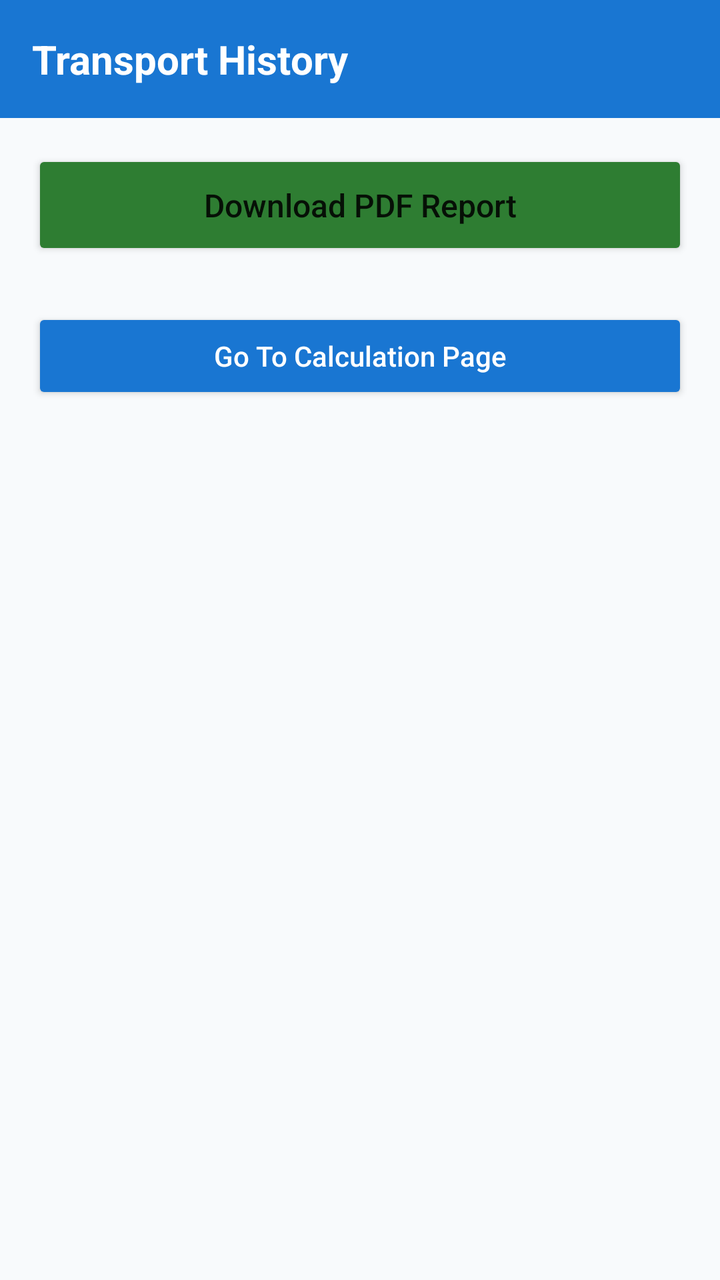
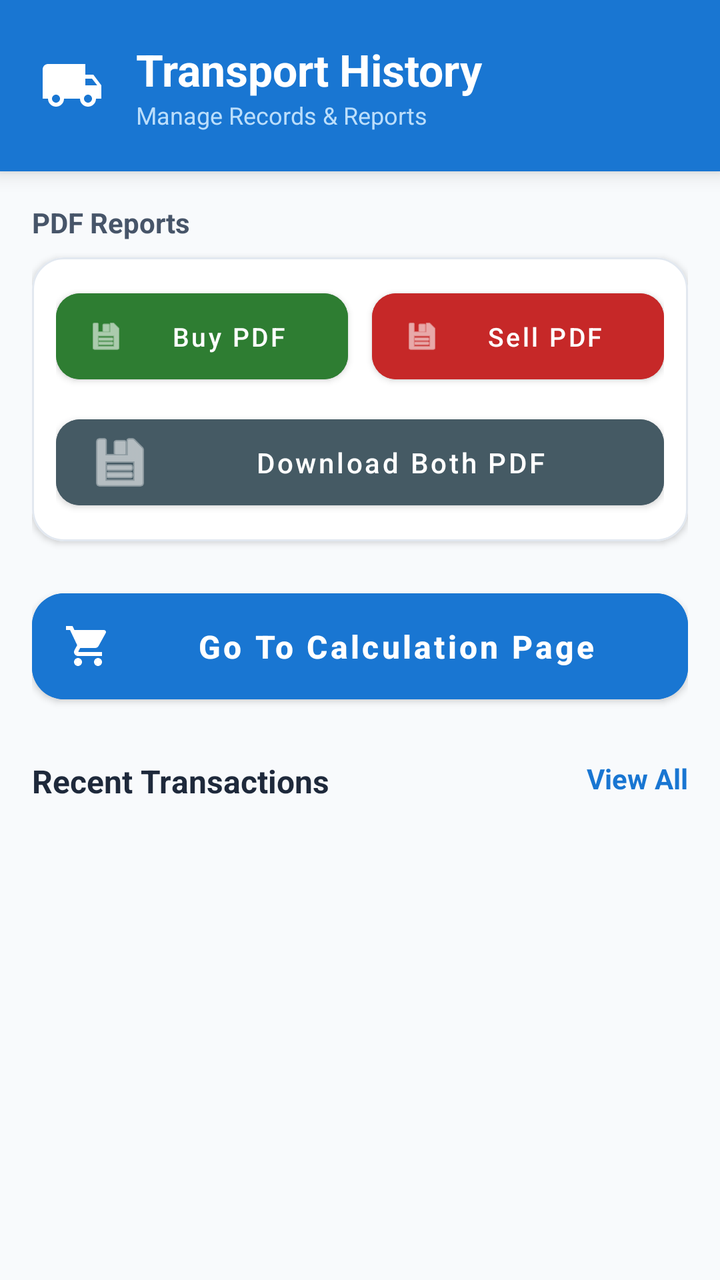

The first picture is an Android layout as it rendered before a commit; the second is the same layout after the commit. The layout source and the unified diff follow.
<!-- AndroidManifest.xml: application theme Theme.Transport1 -->
<!-- res/layout/activity_view_data.xml -->
<?xml version="1.0" encoding="utf-8"?>
<LinearLayout xmlns:android="http://schemas.android.com/apk/res/android"
    xmlns:app="http://schemas.android.com/apk/res-auto"
    android:layout_width="match_parent"
    android:layout_height="match_parent"
    android:background="#F8FAFC"
    android:orientation="vertical">

    
    <RelativeLayout
        android:layout_width="match_parent"
        android:layout_height="wrap_content"
        android:background="#1976D2"
        android:padding="16dp">

        <TextView
            android:layout_width="wrap_content"
            android:layout_height="wrap_content"
            android:text="Transport History"
            android:textColor="#FFFFFF"
            android:textSize="20sp"
            android:textStyle="bold" />
    </RelativeLayout>

    
    <Button
        android:id="@+id/btnDownload"
        android:layout_width="match_parent"
        android:layout_height="55dp"
        android:layout_margin="16dp"
        android:backgroundTint="#2E7D32"
        android:text="Download PDF Report"
        android:textAllCaps="false"
        android:textSize="16sp"
        app:cornerRadius="12dp"
        app:icon="@android:drawable/ic_menu_save"
        android:elevation="4dp" />

    <Button
        android:id="@+id/btnOpenCalculation"
        android:layout_width="match_parent"
        android:layout_height="wrap_content"
        android:text="Go To Calculation Page"
        android:layout_marginStart="16dp"
        android:layout_marginEnd="16dp"
        android:layout_marginTop="8dp"
        android:backgroundTint="#1976D2"
        android:textColor="#FFFFFF"
        android:textAllCaps="false"
        android:elevation="4dp"
        app:cornerRadius="12dp" />

    
    <ScrollView
        android:layout_width="match_parent"
        android:layout_height="0dp"
        android:layout_weight="1">

        <LinearLayout
            android:id="@+id/layoutData"
            android:layout_width="match_parent"
            android:layout_height="wrap_content"
            android:orientation="vertical"
            android:padding="16dp" />

    </ScrollView>

</LinearLayout>
<!-- resources referenced by this layout -->
<resources>
  <style name="Theme.Transport1" parent="Theme.MaterialComponents.DayNight.NoActionBar">
          
          <item name="colorPrimary">#1976D2</item>
          <item name="colorPrimaryVariant">#1565C0</item>
          <item name="colorOnPrimary">@color/white</item>
          
          <item name="colorSecondary">#03DAC6</item>
          <item name="colorSecondaryVariant">#018786</item>
          <item name="colorOnSecondary">@color/black</item>
          
          <item name="android:statusBarColor">?attr/colorPrimaryVariant</item>
      </style>
  <color name="white">#FFFFFFFF</color>
  <color name="black">#FF000000</color>
</resources>

<!-- the commit's change to res/layout/activity_view_data.xml (unified diff, before → after) -->
@@ -1,6 +1,7 @@
 <?xml version="1.0" encoding="utf-8"?>
 <LinearLayout xmlns:android="http://schemas.android.com/apk/res/android"
     xmlns:app="http://schemas.android.com/apk/res-auto"
+    xmlns:tools="http://schemas.android.com/tools"
     android:layout_width="match_parent"
     android:layout_height="match_parent"
     android:background="#F8FAFC"
@@ -10,59 +11,178 @@
     <RelativeLayout
         android:layout_width="match_parent"
         android:layout_height="wrap_content"
-        android:background="#1976D2"
-        android:padding="16dp">
+        android:background="@color/primaryBlue"
+        android:padding="20dp"
+        android:elevation="6dp">
 
-        <TextView
+        <ImageView
+            android:id="@+id/imgHeaderIcon"
+            android:layout_width="32dp"
+            android:layout_height="32dp"
+            android:layout_centerVertical="true"
+            android:src="@drawable/ic_local_shipping"
+            app:tint="@color/white" />
+
+        <LinearLayout
             android:layout_width="wrap_content"
             android:layout_height="wrap_content"
-            android:text="Transport History"
-            android:textColor="#FFFFFF"
-            android:textSize="20sp"
-            android:textStyle="bold" />
+            android:layout_toEndOf="@id/imgHeaderIcon"
+            android:layout_marginStart="16dp"
+            android:orientation="vertical">
+
+            <TextView
+                android:layout_width="wrap_content"
+                android:layout_height="wrap_content"
+                android:text="Transport History"
+                android:textColor="@color/white"
+                android:textSize="22sp"
+                android:textStyle="bold" />
+
+            <TextView
+                android:layout_width="wrap_content"
+                android:layout_height="wrap_content"
+                android:text="Manage Records &amp; Reports"
+                android:textColor="#BBDEFB"
+                android:textSize="12sp" />
+        </LinearLayout>
     </RelativeLayout>
 
-    
-    <Button
-        android:id="@+id/btnDownload"
-        android:layout_width="match_parent"
-        android:layout_height="55dp"
-        android:layout_margin="16dp"
-        android:backgroundTint="#2E7D32"
-        android:text="Download PDF Report"
-        android:textAllCaps="false"
-        android:textSize="16sp"
-        app:cornerRadius="12dp"
-        app:icon="@android:drawable/ic_menu_save"
-        android:elevation="4dp" />
-
-    <Button
-        android:id="@+id/btnOpenCalculation"
-        android:layout_width="match_parent"
-        android:layout_height="wrap_content"
-        android:text="Go To Calculation Page"
-        android:layout_marginStart="16dp"
-        android:layout_marginEnd="16dp"
-        android:layout_marginTop="8dp"
-        android:backgroundTint="#1976D2"
-        android:textColor="#FFFFFF"
-        android:textAllCaps="false"
-        android:elevation="4dp"
-        app:cornerRadius="12dp" />
-
-    
     <ScrollView
         android:layout_width="match_parent"
         android:layout_height="0dp"
-        android:layout_weight="1">
+        android:layout_weight="1"
+        android:fillViewport="true">
 
         <LinearLayout
-            android:id="@+id/layoutData"
             android:layout_width="match_parent"
             android:layout_height="wrap_content"
             android:orientation="vertical"
-            android:padding="16dp" />
+            android:padding="16dp">
 
+            
+            <TextView
+                android:layout_width="wrap_content"
+                android:layout_height="wrap_content"
+                android:text="PDF Reports"
+                android:textColor="#475569"
+                android:textSize="14sp"
+                android:textStyle="bold"
+                android:layout_marginBottom="8dp" />
+
+            <com.google.android.material.card.MaterialCardView
+                android:layout_width="match_parent"
+                android:layout_height="wrap_content"
+                android:layout_marginBottom="20dp"
+                app:cardCornerRadius="16dp"
+                app:cardElevation="2dp"
+                app:cardBackgroundColor="@color/white"
+                app:strokeWidth="1dp"
+                app:strokeColor="#E2E8F0">
+
+                <LinearLayout
+                    android:layout_width="match_parent"
+                    android:layout_height="wrap_content"
+                    android:orientation="vertical"
+                    android:padding="12dp">
+
+                    <LinearLayout
+                        android:layout_width="match_parent"
+                        android:layout_height="wrap_content"
+                        android:orientation="horizontal"
+                        android:weightSum="2">
+
+                        <com.google.android.material.button.MaterialButton
+                            android:id="@+id/btnDownloadBuy"
+                            android:layout_width="0dp"
+                            android:layout_height="55dp"
+                            android:layout_weight="1"
+                            android:layout_marginEnd="6dp"
+                            android:backgroundTint="#2E7D32"
+                            android:text="Buy PDF"
+                            android:textAllCaps="false"
+                            android:textSize="13sp"
+                            app:cornerRadius="12dp"
+                            app:icon="@android:drawable/ic_menu_save"
+                            app:iconSize="18dp" />
+
+                        <com.google.android.material.button.MaterialButton
+                            android:id="@+id/btnDownloadSell"
+                            android:layout_width="0dp"
+                            android:layout_height="55dp"
+                            android:layout_weight="1"
+                            android:layout_marginStart="6dp"
+                            android:backgroundTint="#C62828"
+                            android:text="Sell PDF"
+                            android:textAllCaps="false"
+                            android:textSize="13sp"
+                            app:cornerRadius="12dp"
+                            app:icon="@android:drawable/ic_menu_save"
+                            app:iconSize="18dp" />
+                    </LinearLayout>
+
+                    <com.google.android.material.button.MaterialButton
+                        android:id="@+id/btnDownloadBoth"
+                        android:layout_width="match_parent"
+                        android:layout_height="55dp"
+                        android:layout_marginTop="8dp"
+                        android:backgroundTint="#455A64"
+                        android:text="Download Both PDF"
+                        android:textAllCaps="false"
+                        android:textSize="14sp"
+                        app:cornerRadius="12dp"
+                        app:icon="@android:drawable/ic_menu_save"
+                        app:iconPadding="8dp" />
+                </LinearLayout>
+            </com.google.android.material.card.MaterialCardView>
+
+            
+            <com.google.android.material.button.MaterialButton
+                android:id="@+id/btnOpenCalculation"
+                android:layout_width="match_parent"
+                android:layout_height="65dp"
+                android:layout_marginBottom="24dp"
+                android:backgroundTint="@color/primaryBlue"
+                android:text="Go To Calculation Page"
+                android:textAllCaps="false"
+                android:textSize="16sp"
+                android:textStyle="bold"
+                app:cornerRadius="16dp"
+                app:elevation="4dp"
+                app:icon="@drawable/ic_shopping_cart"
+                app:iconPadding="12dp"
+                app:iconSize="24dp" />
+
+            
+            <RelativeLayout
+                android:layout_width="match_parent"
+                android:layout_height="wrap_content"
+                android:layout_marginBottom="12dp">
+
+                <TextView
+                    android:layout_width="wrap_content"
+                    android:layout_height="wrap_content"
+                    android:text="Recent Transactions"
+                    android:textColor="#1E293B"
+                    android:textSize="16sp"
+                    android:textStyle="bold" />
+
+                <TextView
+                    android:layout_width="wrap_content"
+                    android:layout_height="wrap_content"
+                    android:layout_alignParentEnd="true"
+                    android:text="View All"
+                    android:textColor="@color/primaryBlue"
+                    android:textSize="14sp"
+                    android:textStyle="bold" />
+            </RelativeLayout>
+
+            <LinearLayout
+                android:id="@+id/layoutData"
+                android:layout_width="match_parent"
+                android:layout_height="wrap_content"
+                android:orientation="vertical" />
+
+        </LinearLayout>
     </ScrollView>
 
 </LinearLayout>
<!-- resource entries referenced after the edit -->
@@ -1,5 +1,29 @@
 <!-- resources referenced by this layout -->
 <resources>
+  <color name="primaryBlue">#1976D2</color>
+  <color name="white">#FFFFFFFF</color>
+  <!-- drawable ic_local_shipping (drawable) -->
+  <vector xmlns:android="http://schemas.android.com/apk/res/android"
+      android:width="24dp"
+      android:height="24dp"
+      android:viewportWidth="24"
+      android:viewportHeight="24"
+      android:tint="?attr/colorControlNormal">
+      <path
+          android:fillColor="@android:color/white"
+          android:pathData="M20,8h-3V4H3c-1.1,0 -2,0.9 -2,2v11h2c0,1.66 1.34,3 3,3s3,-1.34 3,-3h6c0,1.66 1.34,3 3,3s3,-1.34 3,-3h2v-5l-3,-4zM6,18.5c-0.83,0 -1.5,-0.67 -1.5,-1.5s0.67,-1.5 1.5,-1.5 1.5,0.67 1.5,1.5 -0.67,1.5 -1.5,1.5zM18,18.5c-0.83,0 -1.5,-0.67 -1.5,-1.5s0.67,-1.5 1.5,-1.5 1.5,0.67 1.5,1.5 -0.67,1.5 -1.5,1.5zM17,12V9.5h2.5l1.96,2.5H17z"/>
+  </vector>
+  <!-- drawable ic_shopping_cart (drawable) -->
+  <vector xmlns:android="http://schemas.android.com/apk/res/android"
+      android:width="24dp"
+      android:height="24dp"
+      android:viewportWidth="24"
+      android:viewportHeight="24"
+      android:tint="?attr/colorControlNormal">
+      <path
+          android:fillColor="@android:color/white"
+          android:pathData="M7,18c-1.1,0 -1.99,0.9 -1.99,2S5.9,22 7,22s2,-0.9 2,-2 -0.9,-2 -2,-2zM1,2v2h2l3.6,7.59 -1.35,2.45c-0.16,0.28 -0.25,0.61 -0.25,0.96 0,1.1 0.9,2 2,2h12v-2H7.42c-0.14,0 -0.25,-0.11 -0.25,-0.25l0.03,-0.12 0.9,-1.63h7.45c0.75,0 1.41,-0.41 1.75,-1.03l3.58,-6.49c0.08,-0.14 0.12,-0.31 0.12,-0.48 0,-0.55 -0.45,-1 -1,-1H5.21l-0.94,-2H1zM17,18c-1.1,0 -1.99,0.9 -1.99,2s0.89,2 1.99,2 2,-0.9 2,-2 -0.9,-2 -2,-2z"/>
+  </vector>
   <style name="Theme.Transport1" parent="Theme.MaterialComponents.DayNight.NoActionBar">
           
           <item name="colorPrimary">#1976D2</item>
@@ -12,7 +36,6 @@
           
           <item name="android:statusBarColor">?attr/colorPrimaryVariant</item>
       </style>
-  <color name="white">#FFFFFFFF</color>
   <color name="black">#FF000000</color>
 </resources>
 
